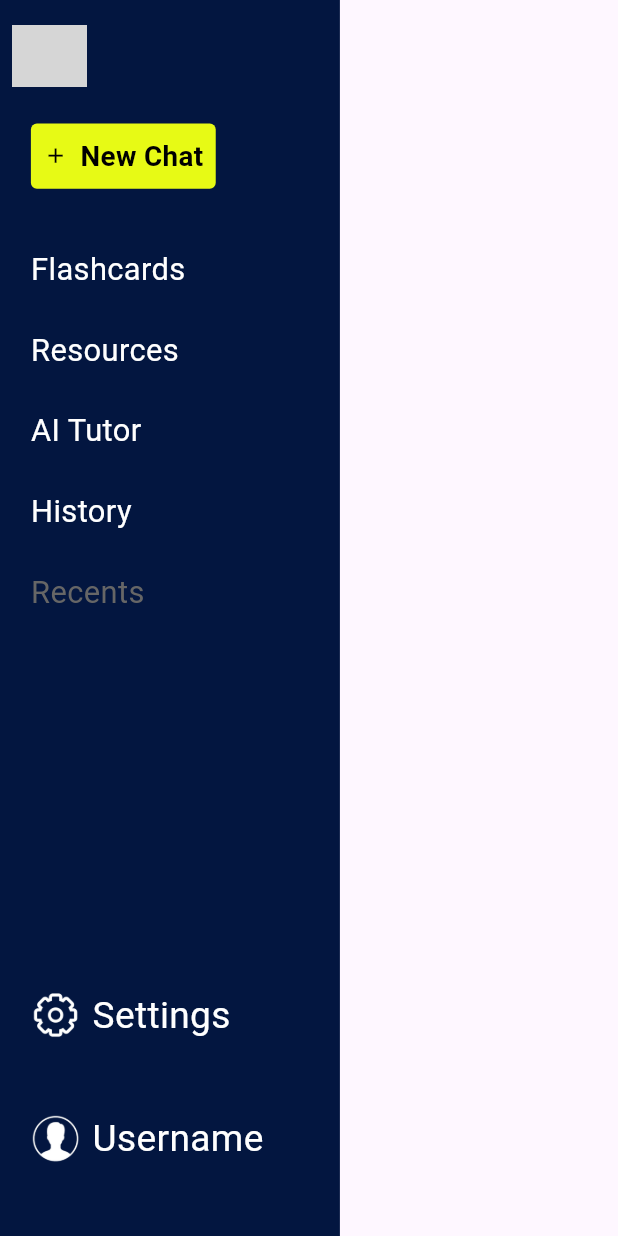
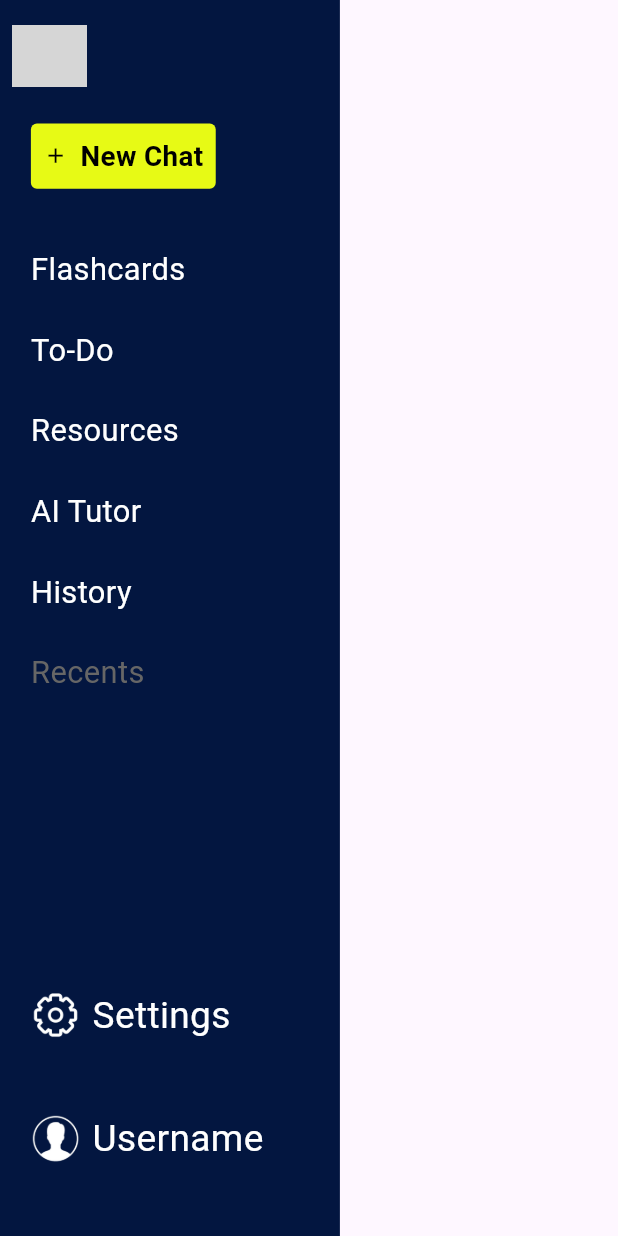
Before and after one commit to AnushkaGupta637/EduV, a Flutter app: the Page5 screen opened directly with empty values, on a phone screen of 412 x 824 dp. Run offline on Flutter 3.47's test engine with Material 3 defaults, Android fonts, the phone set to English and light mode, and no system bars; our stand-ins replace animated_text_kit, cloud_firestore, firebase_auth, firebase_core, google_generative_ai, video_player; accounts and stored records are empty; grey boxes are pictures that could not be loaded.

Commit message:
Update page5.dart

```diff
--- a/lib/pages/page5.dart
+++ b/lib/pages/page5.dart
@@ -1,5 +1,6 @@
 import 'package:flutter/material.dart';
 import 'page9.dart'; // Make sure to import page9.dart
+import 'todo.dart';
 
 class Page5 extends StatelessWidget {
   final VoidCallback onCloseSidePanel;
@@ -90,6 +91,16 @@ class Page5 extends StatelessWidget {
                   child: menuItem('Flashcards', width),
                 ),
                 SizedBox(height: height * 0.03),
+                GestureDetector(
+                  onTap: () {
+                    Navigator.push(
+                      context,
+                      MaterialPageRoute(builder: (context) => TodoListPage()),
+                    );
+                  },
+                  child: menuItem('To-Do', width),
+                ),
+                SizedBox(height: height * 0.03),
                 menuItem('Resources', width),
                 SizedBox(height: height * 0.03),
                 menuItem('AI Tutor', width),
```
